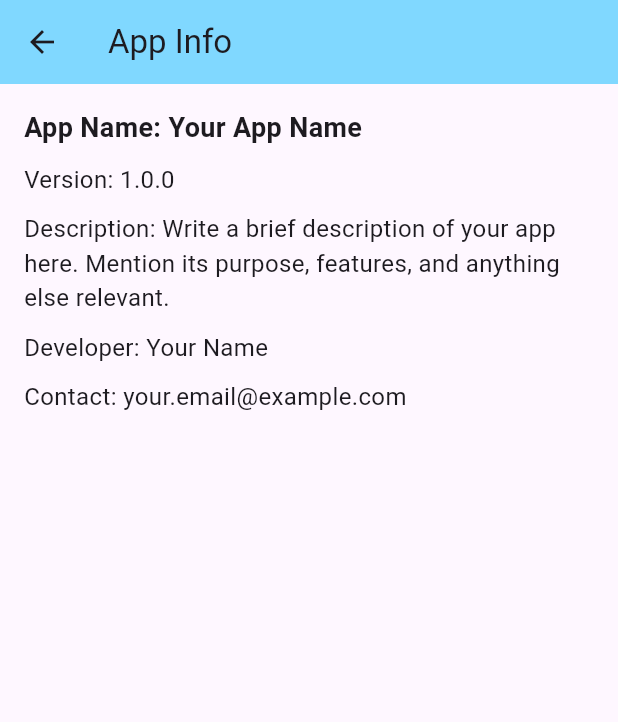
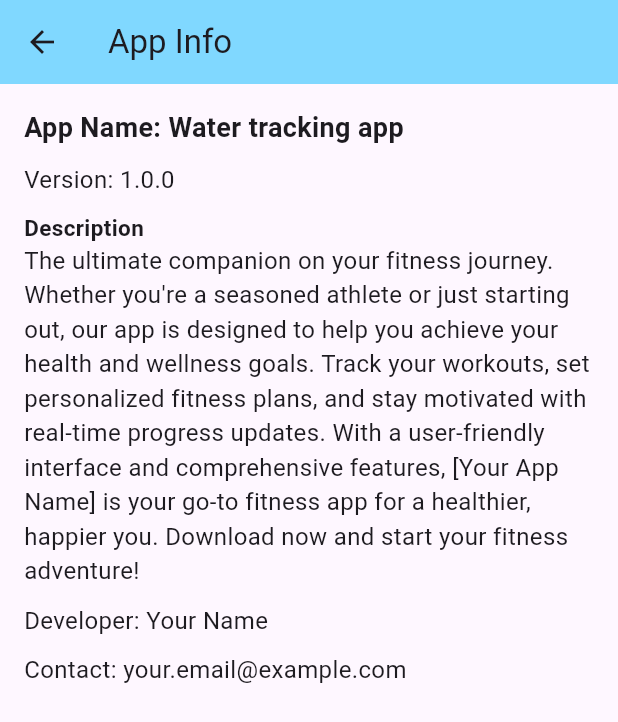
Before and after one commit to adnanpanakkad/Hydramate, a Flutter app: the HomePage screen opened directly, in the side drawer, after a tap on "App info", on a phone screen of 412 x 824 dp. Shown: the top 722 px of the screen. Run offline on Flutter 3.47's test engine with Material 3 defaults, Android fonts, the phone set to English and light mode, and no system bars; our stand-ins replace awesome_dialog, get, google_fonts, hive, hive_flutter, image_picker and 6 more; missing offline and left inert: kdgaugeview; accounts and stored records are empty; statements that could not run were skipped.

Commit message:
last week

```diff
--- a/lib/Screens/History_page.dart
+++ b/lib/Screens/History_page.dart
@@ -95,7 +95,7 @@ class NumericDefaultState extends State<NumericDefault> {
     return SfCartesianChart(
       title: ChartTitle(text: '$seriesName History'),
       plotAreaBorderWidth: 0,
-      legend: Legend(isVisible: true, position: LegendPosition.top),
+      legend: const Legend(isVisible: true, position: LegendPosition.top),
       primaryXAxis: CategoryAxis(
         title: AxisTitle(text: 'Day'),
         majorGridLines: MajorGridLines(width: 0),
--- a/lib/Screens/appinfo.dart
+++ b/lib/Screens/appinfo.dart
@@ -16,7 +16,7 @@ class AppInfoPage extends StatelessWidget {
           crossAxisAlignment: CrossAxisAlignment.start,
           children: [
             Text(
-              'App Name: Your App Name',
+              'App Name: Water tracking app',
               style: TextStyle(fontSize: 18, fontWeight: FontWeight.bold),
             ),
             SizedBox(height: 10),
@@ -26,7 +26,11 @@ class AppInfoPage extends StatelessWidget {
             ),
             SizedBox(height: 10),
             Text(
-              'Description: Write a brief description of your app here. Mention its purpose, features, and anything else relevant.',
+              'Description',
+              style: TextStyle(fontSize: 15, fontWeight: FontWeight.bold),
+            ),
+            Text(
+              "The ultimate companion on your fitness journey. Whether you're a seasoned athlete or just starting out, our app is designed to help you achieve your health and wellness goals. Track your workouts, set personalized fitness plans, and stay motivated with real-time progress updates. With a user-friendly interface and comprehensive features, [Your App Name] is your go-to fitness app for a healthier, happier you. Download now and start your fitness adventure!",
               style: TextStyle(fontSize: 16),
             ),
             SizedBox(height: 10),
--- a/lib/Screens/bmi_screen.dart
+++ b/lib/Screens/bmi_screen.dart
@@ -21,16 +21,15 @@ class BMIDetailsScreen extends StatelessWidget {
     }
     if (bmiValue < 24.9) return 'Congratulations! You have a normal BMI.';
     if (bmiValue < 29.9) {
-      return 'You are overweight. Consider starting a healthy diet and exercise routine.';
+      return 'You are overweight. Consider starting a healthy diet and exercise routine.try to archive 10000 steps per day';
     }
-    return 'You are obese. Seek medical advice to manage your weight.';
+    return 'You are obese. Seek medical advice to manage your weight and try to archive 20000 steps per day';
   }
 
   @override
   Widget build(BuildContext context) {
     return Scaffold(
       appBar: AppBar(
-
         backgroundColor: Colors.lightBlueAccent.shade100,
         title: const Text('BMI Details'),
         centerTitle: true,
@@ -76,8 +75,8 @@ class BMIDetailsScreen extends StatelessWidget {
               const SizedBox(height: 8.0),
               Text(
                 getBMIStatus(),
-                style:
-                    const TextStyle(fontSize: 36.0, fontWeight: FontWeight.bold),
+                style: const TextStyle(
+                    fontSize: 36.0, fontWeight: FontWeight.bold),
               ),
               const SizedBox(height: 24.0),
               const Text(
@@ -87,8 +86,8 @@ class BMIDetailsScreen extends StatelessWidget {
               const SizedBox(height: 8.0),
               Text(
                 bmiValue.toStringAsFixed(1),
-                style:
-                    const TextStyle(fontSize: 36.0, fontWeight: FontWeight.bold),
+                style: const TextStyle(
+                    fontSize: 36.0, fontWeight: FontWeight.bold),
               ),
               const SizedBox(height: 44.0),
               const Text(
--- a/lib/Screens/homepage/home_page.dart
+++ b/lib/Screens/homepage/home_page.dart
@@ -4,7 +4,6 @@ import 'package:google_fonts/google_fonts.dart';
 import 'package:hive_flutter/hive_flutter.dart';
 import 'package:percent_indicator/circular_percent_indicator.dart';
 import 'package:water_tracking_app/Screens/all_pages.dart';
-import 'package:water_tracking_app/Screens/goalpage/addwatergoal.dart';
 import 'package:water_tracking_app/Screens/homepage/functions/bmifunctions.dart';
 import 'package:water_tracking_app/Screens/homepage/widgets/appdrawer.dart';
 import 'package:water_tracking_app/Screens/homepage/widgets/glassaddbutton.dart';
@@ -86,7 +85,7 @@ class _HomePageState extends State<HomePage> {
             onPressed: () {
               bmipopup(context);
             },
-            icon: const Icon(Icons.medical_information),
+            icon: const Icon(Icons.calculate),
           ),
         ],
         title: Center(
--- a/lib/Screens/intro1.dart
+++ b/lib/Screens/intro1.dart
@@ -33,7 +33,10 @@ class Intro1 extends StatelessWidget {
             child: ElevatedButton(
                 style: ElevatedButton.styleFrom(
                     backgroundColor: Colors.lightBlueAccent.shade100),
-                child: const Text('NEXT'),
+                child: const Text(
+                  'NEXT',
+                  style: TextStyle(color: Colors.white),
+                ),
                 onPressed: () {
                   Get.to(() => const Intro2());
                 }),
--- a/lib/Screens/intro2.dart
+++ b/lib/Screens/intro2.dart
@@ -48,7 +48,10 @@ class Intro2 extends StatelessWidget {
             child: ElevatedButton(
                 style: ElevatedButton.styleFrom(
                     backgroundColor: Colors.lightBlueAccent.shade100),
-                child: const Text('NEXT'),
+                child: const Text(
+                  'NEXT',
+                  style: TextStyle(color: Colors.white),
+                ),
                 onPressed: () {
                   Get.to(() => const Intro3());
                 }),
--- a/lib/Screens/intro3.dart
+++ b/lib/Screens/intro3.dart
@@ -48,7 +48,10 @@ class Intro3 extends StatelessWidget {
               child: ElevatedButton(
                   style: ElevatedButton.styleFrom(
                       backgroundColor: Colors.lightBlueAccent.shade100),
-                  child: const Text('GET STARTED'),
+                  child: const Text(
+                    'GET STARTED',
+                    style: TextStyle(color: Colors.white),
+                  ),
                   onPressed: () {
                     Get.to(() => const Login());
                   })),
```
